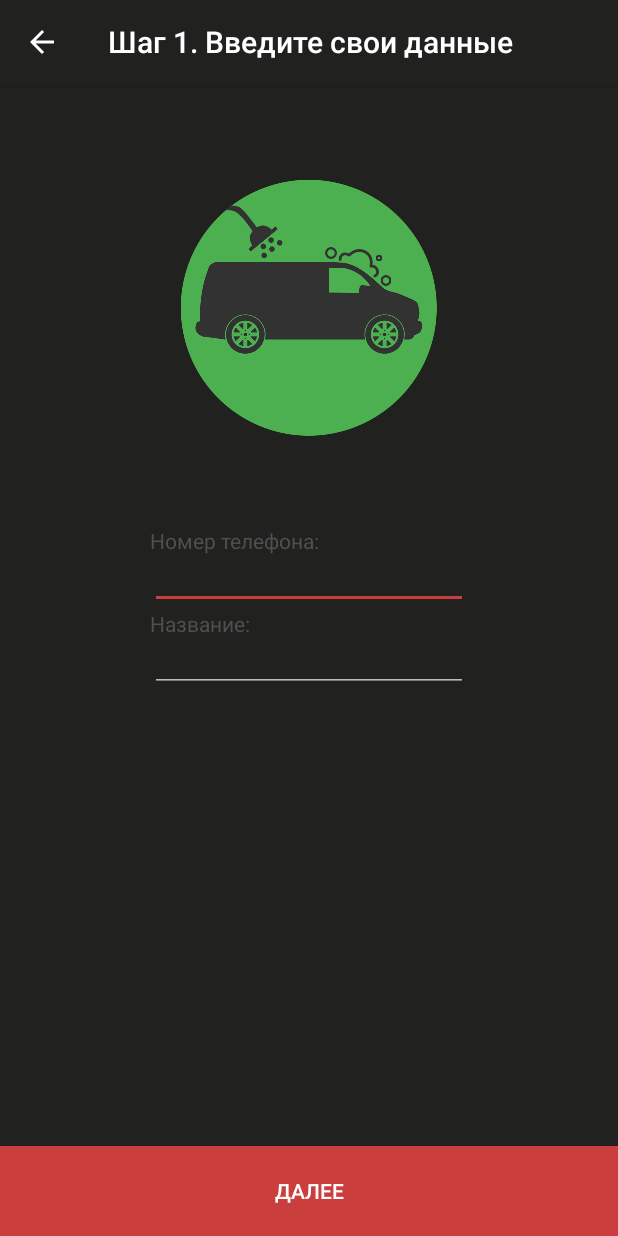
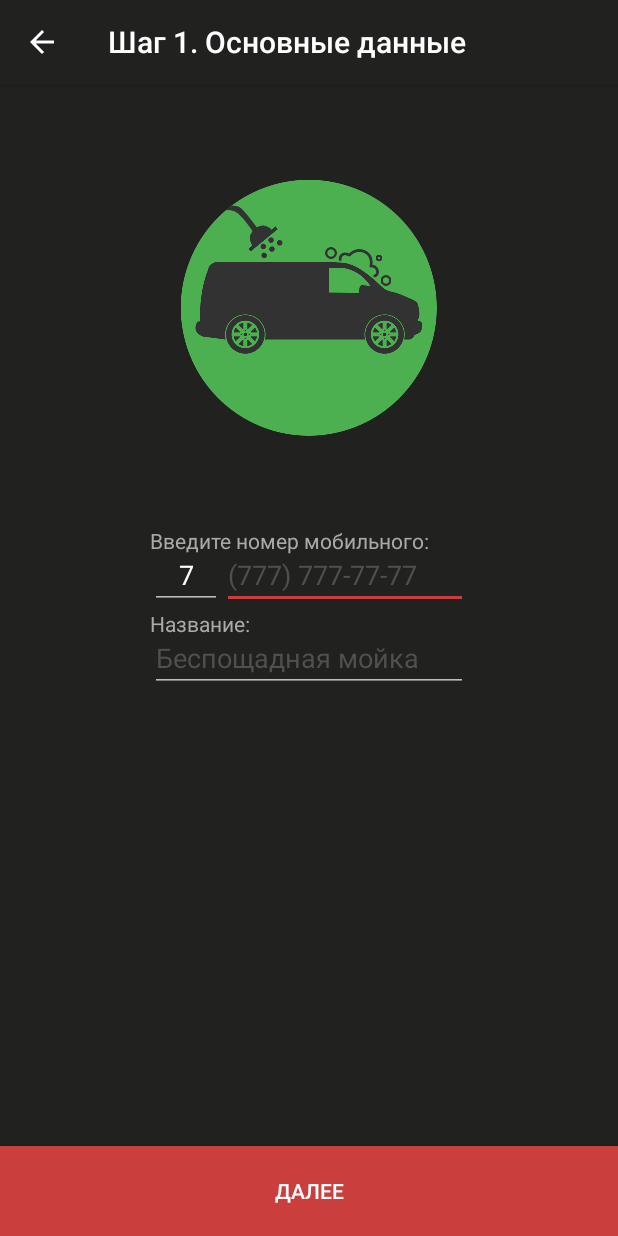
Before and after one commit to adashik/MrMoika, an Android app: the CarwashRegistration screen opened directly, with no data from a screen before it, on a phone screen of 412 x 824 dp. Run offline under Robolectric (Android 15) with nearby library versions, the phone set to English and light mode, and no system bars.

Commit message:
Phone format added

```diff
--- a/app/src/main/AndroidManifest.xml
+++ b/app/src/main/AndroidManifest.xml
@@ -28,7 +28,8 @@
         <activity
             android:name=".registration.CarwashRegistration"
             android:label="@string/title_activity_carwash_registration"
-            android:theme="@style/AppTheme" >
+            android:theme="@style/AppTheme"
+            android:windowSoftInputMode="stateHidden">
         </activity>
 
 
--- a/app/src/main/java/com/lessugly/mrmoika/registration/CarwashRegistration.java
+++ b/app/src/main/java/com/lessugly/mrmoika/registration/CarwashRegistration.java
@@ -1,19 +1,25 @@
 package com.lessugly.mrmoika.registration;
 
 
+import android.app.AlertDialog;
+import android.content.Context;
+import android.content.DialogInterface;
 import android.os.Build;
 import android.support.v7.app.AppCompatActivity;
 import android.support.v7.widget.Toolbar;
-
 import android.support.v4.app.Fragment;
 import android.support.v4.app.FragmentManager;
 import android.support.v4.app.FragmentPagerAdapter;
 import android.support.v4.view.ViewPager;
 import android.os.Bundle;
+import android.text.Editable;
+import android.text.TextWatcher;
 import android.view.LayoutInflater;
 import android.view.View;
 import android.view.ViewGroup;
+import android.view.inputmethod.InputMethodManager;
 import android.widget.Button;
+import android.widget.EditText;
 
 import com.google.android.gms.maps.CameraUpdateFactory;
 import com.google.android.gms.maps.GoogleMap;
@@ -22,10 +28,10 @@ import com.google.android.gms.maps.SupportMapFragment;
 import com.google.android.gms.maps.model.LatLng;
 import com.google.android.gms.maps.model.MarkerOptions;
 import com.lessugly.mrmoika.R;
+import com.lessugly.mrmoika.util.PhoneFormatting;
 
 public class CarwashRegistration extends AppCompatActivity {
 
-    private SectionsPagerAdapter mSectionsPagerAdapter;
     private ViewPager mViewPager;
     private static Toolbar toolbar;
 
@@ -33,29 +39,29 @@ public class CarwashRegistration extends AppCompatActivity {
     protected void onCreate(Bundle savedInstanceState) {
         super.onCreate(savedInstanceState);
         setContentView(R.layout.activity_carwash_registration);
-
         toolbar = (Toolbar) findViewById(R.id.toolbar);
-        toolbar.setTitle("Шаг 1. Введите свои данные");
+        toolbar.setTitle(R.string.step_one);
+        final Button buttonNext = (Button) findViewById(R.id.buttonNext);
         setSupportActionBar(toolbar);
         getSupportActionBar().setDisplayHomeAsUpEnabled(true);
         toolbar.setNavigationOnClickListener(new View.OnClickListener() {
             @Override
             public void onClick(View v) {
                 int currentPage = mViewPager.getCurrentItem();
-                switch (currentPage){
+                switch (currentPage) {
                     case 0:
-                        CarwashRegistration.this.finish();
+                        openQuitDialog();
                         break;
                     case 1:
-                        mViewPager.setCurrentItem(currentPage-1);
+                        mViewPager.setCurrentItem(currentPage - 1);
                         break;
                     case 2:
-                        mViewPager.setCurrentItem(currentPage-1);
+                        mViewPager.setCurrentItem(currentPage - 1);
                         break;
                 }
             }
         });
-        mSectionsPagerAdapter = new SectionsPagerAdapter(getSupportFragmentManager());
+        SectionsPagerAdapter mSectionsPagerAdapter = new SectionsPagerAdapter(getSupportFragmentManager());
         mViewPager = (ViewPager) findViewById(R.id.container);
         mViewPager.setAdapter(mSectionsPagerAdapter);
         mViewPager.addOnPageChangeListener(new ViewPager.OnPageChangeListener() {
@@ -68,13 +74,16 @@ public class CarwashRegistration extends AppCompatActivity {
             public void onPageSelected(int position) {
                 switch (position) {
                     case 0:
-                        toolbar.setTitle("Шаг 1. Введите свои данные");
+                        toolbar.setTitle(R.string.step_one);
+                        buttonNext.setText(R.string.registration_button_next);
                         break;
                     case 1:
-                        toolbar.setTitle("Шаг 2. Укажите местоположение");
+                        toolbar.setTitle(R.string.step_two);
+                        buttonNext.setText(R.string.registration_button_next);
                         break;
                     case 2:
-                        toolbar.setTitle("Шаг 3. Проверка введенных данных ");
+                        toolbar.setTitle(R.string.step_three);
+                        buttonNext.setText(R.string.registration_button_confirm);
                         break;
                 }
             }
@@ -85,14 +94,59 @@ public class CarwashRegistration extends AppCompatActivity {
             }
         });
 
-        Button buttonNext = (Button) findViewById(R.id.buttonNext);
+
         buttonNext.setOnClickListener(new View.OnClickListener() {
             @Override
             public void onClick(View v) {
+                View view = CarwashRegistration.this.getCurrentFocus();
+                if (view != null) {
+                    InputMethodManager imm = (InputMethodManager) getSystemService(Context.INPUT_METHOD_SERVICE);
+                    imm.hideSoftInputFromWindow(view.getWindowToken(), InputMethodManager.HIDE_NOT_ALWAYS);
+                }
                 mViewPager.setCurrentItem(mViewPager.getCurrentItem() + 1, true);
             }
         });
+
+
+
     }
+    @Override
+    public void onBackPressed() {
+        int currentPage = mViewPager.getCurrentItem();
+        switch (currentPage) {
+            case 0:
+                openQuitDialog();
+                break;
+            case 1:
+                mViewPager.setCurrentItem(currentPage - 1);
+                break;
+            case 2:
+                mViewPager.setCurrentItem(currentPage - 1);
+                break;
+        }
+    }
+
+    private void openQuitDialog() {
+        AlertDialog.Builder quitDialog = new AlertDialog.Builder(
+                CarwashRegistration.this);
+        quitDialog.setTitle(R.string.registration_quit_dialog);
+
+        quitDialog.setPositiveButton(R.string.yes, new DialogInterface.OnClickListener() {
+            @Override
+            public void onClick(DialogInterface dialog, int which) {
+                CarwashRegistration.this.finish();
+            }
+        });
+
+        quitDialog.setNegativeButton(R.string.no, new DialogInterface.OnClickListener() {
+            @Override
+            public void onClick(DialogInterface dialog, int which) {
+
+            }
+        });
+        quitDialog.show();
+    }
+
 
     public class SectionsPagerAdapter extends FragmentPagerAdapter {
 
@@ -133,10 +187,38 @@ public class CarwashRegistration extends AppCompatActivity {
         public FirstStep() {
         }
 
+        TextWatcher textWatcher = null;
+        int mStart;
+        int mCount;
+        int mAfter;
+
         @Override
-        public View onCreateView(LayoutInflater inflater, ViewGroup container,
+        public View onCreateView(final LayoutInflater inflater, ViewGroup container,
                                  Bundle savedInstanceState) {
             View rootView = inflater.inflate(R.layout.fragment_carwash_registration_first, container, false);
+            final EditText phoneNumber = (EditText) rootView.findViewById(R.id.carwashPhone);
+            textWatcher = new TextWatcher() {
+                @Override
+                public void beforeTextChanged(CharSequence s, int start, int count, int after) {
+                    mStart=start;
+                    mCount=count;
+                    mAfter=after;
+                }
+
+                @Override
+                public void onTextChanged(CharSequence s, int start, int before, int count) {
+
+                }
+
+                @Override
+                public void afterTextChanged(Editable s) {
+                    phoneNumber.removeTextChangedListener(textWatcher);
+                    phoneNumber.setText((String) PhoneFormatting.formatPhone(s, mStart, mCount, mAfter).get("phone"));
+                    phoneNumber.setSelection((int) PhoneFormatting.formatPhone(s, mStart, mCount, mAfter).get("selection"));
+                    phoneNumber.addTextChangedListener(textWatcher);
+                }
+            };
+            phoneNumber.addTextChangedListener(textWatcher);
             return rootView;
         }
     }
@@ -170,7 +252,7 @@ public class CarwashRegistration extends AppCompatActivity {
             map = googleMap;
             LatLng sydney = new LatLng(43.227714, 76.951365);
             map.addMarker(new MarkerOptions().position(sydney).title("Marker in FCB"));
-            map.moveCamera(CameraUpdateFactory.newLatLngZoom(sydney,15));
+            map.moveCamera(CameraUpdateFactory.newLatLngZoom(sydney, 15));
         }
     }
     public static class ThirdStep extends Fragment {
--- a/app/src/main/res/drawable/background_carwash_registration.xml
+++ b/app/src/main/res/drawable/background_carwash_registration.xml
@@ -4,7 +4,7 @@
         <shape
             android:dither="true"
             android:shape="rectangle" >
-            <solid android:color="@color/colorPrimary" />
+            <solid android:color="@color/primary" />
         </shape>
     </item>
 
--- a/app/src/main/res/drawable/background_main.xml
+++ b/app/src/main/res/drawable/background_main.xml
@@ -4,13 +4,13 @@
         <shape
             android:dither="true"
             android:shape="rectangle" >
-            <solid android:color="@color/colorPrimaryDark" />
+            <solid android:color="@color/primary_dark" />
         </shape>
     </item>
     <item
         android:top="200dp">
         <shape android:shape="rectangle" >
-            <solid android:color="@color/colorPrimary" />
+            <solid android:color="@color/primary" />
         </shape>
     </item>
 </layer-list>
--- a/app/src/main/res/drawable/button_next.xml
+++ b/app/src/main/res/drawable/button_next.xml
@@ -1,4 +1,4 @@
 <?xml version="1.0" encoding="utf-8"?>
 <ripple xmlns:android="http://schemas.android.com/apk/res/android" android:color="#ffffff">
-    <item android:drawable="@color/colorAccent"/>
+    <item android:drawable="@color/accent"/>
 </ripple>
--- a/app/src/main/res/layout/activity_carwash_registration.xml
+++ b/app/src/main/res/layout/activity_carwash_registration.xml
@@ -27,7 +27,7 @@
         android:id="@+id/buttonNext"
         android:layout_width="fill_parent"
         android:layout_height="@dimen/main_button_height"
-        android:text="@string/reg_next"
+        android:text="@string/registration_button_next"
         android:textAllCaps="true"
         android:layout_alignParentBottom="true"
         android:layout_centerInParent="true"
--- a/app/src/main/res/layout/fragment_carwash_registration_first.xml
+++ b/app/src/main/res/layout/fragment_carwash_registration_first.xml
@@ -30,35 +30,55 @@
         <TextView
             android:layout_width="wrap_content"
             android:layout_height="wrap_content"
-            android:text="Номер телефона:"
-            android:id="@+id/textViewPhone"
+            android:text="@string/phone"
+            android:id="@+id/phoneHint"
             android:layout_alignParentTop="true"
             android:layout_alignParentStart="true"
-            android:textColor="#505050" />
+            android:textColor="@color/text_secondary" />
+        <EditText
+            android:layout_width="48dp"
+            android:layout_height="wrap_content"
+            android:id="@+id/carwashPhoneCode"
+            android:layout_alignParentTop="true"
+            android:layout_alignParentStart="true"
+            android:textAlignment="center"
+            android:inputType="number"
+            android:maxLength="1"
+            android:text="7"
+            android:paddingTop="20dp"
+            />
         <EditText
             android:layout_width="fill_parent"
             android:layout_height="wrap_content"
-            android:id="@+id/editTextPhone"
+            android:id="@+id/carwashPhone"
             android:layout_alignParentTop="true"
             android:layout_alignParentStart="true"
-            android:inputType="phone"
+            android:inputType="number"
+            android:textColorHint="@color/text_hint"
+            android:maxLength="15"
+            android:hint="@string/phone_hint"
             android:paddingTop="20dp"
-            />
+            android:layout_marginLeft="48dp"
+            android:text=""
+            ><requestFocus/></EditText>
         <TextView
             android:layout_width="wrap_content"
             android:layout_height="wrap_content"
-            android:text="Название:"
-            android:id="@+id/textViewName"
-            android:layout_below="@+id/editTextPhone"
+            android:text="@string/carwash_name"
+            android:id="@+id/carwashNameHint"
+            android:layout_below="@+id/carwashPhone"
             android:layout_alignParentStart="true"
-            android:textColor="#505050" />
+            android:textColor="@color/text_secondary" />
         <EditText
             android:layout_width="fill_parent"
             android:layout_height="wrap_content"
-            android:id="@+id/editTextName"
-            android:layout_below="@+id/editTextPhone"
+            android:id="@+id/carwashName"
+            android:layout_below="@+id/carwashPhone"
             android:layout_alignParentStart="true"
             android:inputType="text"
+            android:text=""
+            android:hint="@string/carwash_name_hint"
+            android:textColorHint="@color/text_hint"
             android:paddingTop="20dp"
             />
     </RelativeLayout>
--- a/app/src/main/res/values/colors.xml
+++ b/app/src/main/res/values/colors.xml
@@ -1,7 +1,9 @@
 <?xml version="1.0" encoding="utf-8"?>
 <resources>
-    <color name="colorPrimary">#212120</color>
-    <color name="colorPrimaryDark">#161716</color>
-    <color name="colorPrimaryLight">#B2EBF2</color>
-    <color name="colorAccent">#cb3e3e</color>
+    <color name="primary">#212120</color>
+    <color name="primary_dark">#161716</color>
+    <color name="primary_light">#B2EBF2</color>
+    <color name="accent">#cb3e3e</color>
+    <color name="text_hint">#505050</color>
+    <color name="text_secondary">#aaaaaa</color>
 </resources>
--- a/app/src/main/res/values/strings.xml
+++ b/app/src/main/res/values/strings.xml
@@ -3,7 +3,17 @@
     <string name="car_registration">Я автовладелец</string>
     <string name="wash">Я хозяин мойки</string>
     <string name="title_activity_carwash_registration">CarwashRegistration</string>
-    <string name="reg_next">Далее</string>
-    <string name="phone_hint">Номер телефона:</string>
+    <string name="phone">Введите номер мобильного:</string>
+    <string name="phone_hint">(777) 777-77-77</string>
+    <string name="carwash_name">Название:</string>
+    <string name="carwash_name_hint">Беспощадная мойка</string>
+    <string name="step_one">Шаг 1. Основные данные</string>
+    <string name="step_two">Шаг 2. Местоположение мойки</string>
+    <string name="step_three">Шаг 3. Подтверждение регистрации</string>
+    <string name="registration_quit_dialog">Все введенные данные будут потеряны.\nВыйти?</string>
+    <string name="yes">Да</string>
+    <string name="no">Нет</string>
+    <string name="registration_button_confirm">Завершить регистрацию</string>
+    <string name="registration_button_next">Далее</string>
 
 </resources>
--- a/app/src/main/res/values/styles.xml
+++ b/app/src/main/res/values/styles.xml
@@ -3,11 +3,13 @@
     <!-- Base application theme. -->
     <style name="AppTheme" parent="Theme.AppCompat.NoActionBar">
         <!-- Customize your theme here. -->
-        <item name="colorPrimary">@color/colorPrimary</item>
-        <item name="colorPrimaryDark">@color/colorPrimaryDark</item>
-        <item name="colorAccent">@color/colorAccent</item>
+        <item name="colorPrimary">@color/primary</item>
+        <item name="colorPrimaryDark">@color/primary_dark</item>
+        <item name="colorAccent">@color/accent</item>
     </style>
     <style name="AppTheme.AppBarOverlay" parent="ThemeOverlay.AppCompat.Dark.ActionBar" />
     <style name="AppTheme.PopupOverlay" parent="ThemeOverlay.AppCompat.Light" />
 
+
+
 </resources>
```
Also changed, not shown: app/src/main/java/com/lessugly/mrmoika/util/PhoneFormatting.java (added, +149 -0 lines).
